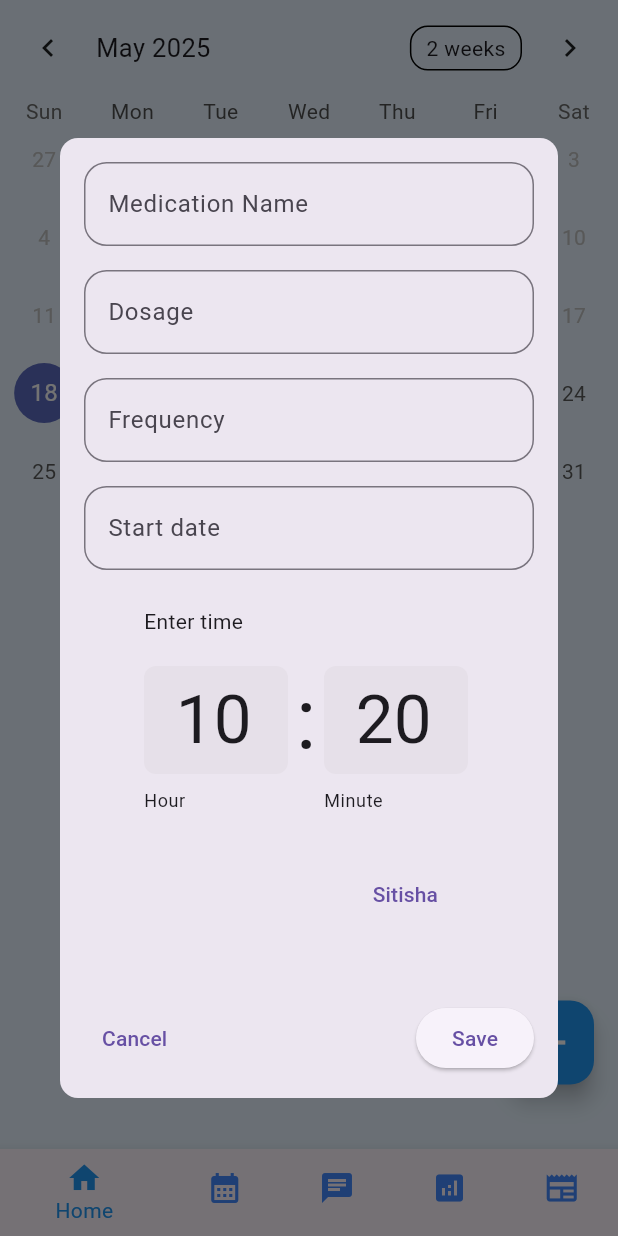
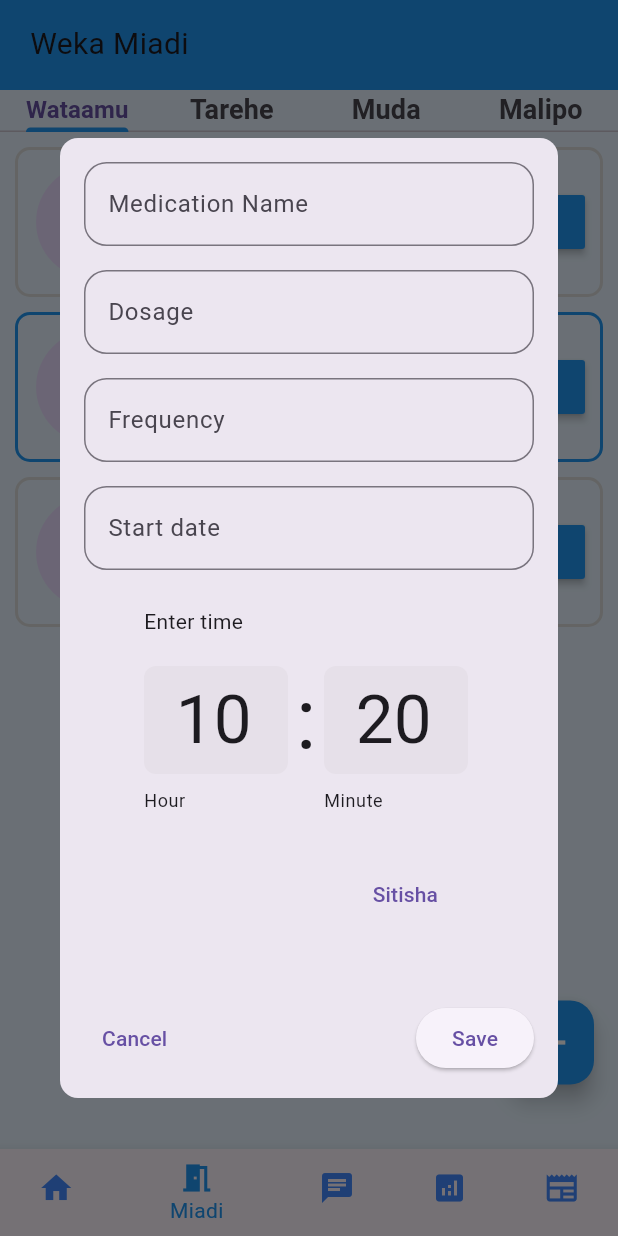
Before and after one commit to rebecajoshua21/medi_reminder, a Flutter app: the HomePage screen opened directly, item 2 of the bottom bar chosen, after a tap on the "add" icon, on a phone screen of 412 x 824 dp. Run offline on Flutter 3.47's test engine with Material 3 defaults, Android fonts, the phone set to English and light mode, and no system bars; drawn by our look-alikes of table_calendar; our stand-ins replace cloud_firestore, firebase_auth, firebase_core, fl_chart, flutter_gemini, flutter_local_notifications and 5 more; accounts and stored records are empty.

Commit message:
feat: Add appointment scheduling feature with payment integration
- Implemented AppointmentPage for scheduling appointments with specialists.
- Added date and time picker functionality for selecting appointment details.
- Integrated payment service to initiate payments upon appointment confirmation.
- Updated main.dart to set AuthPage as the home screen.
- Modified build.gradle to enable core library desugaring for compatibility.
- Added necessary files for CMake build configuration in Android.
- Updated pubspec.yaml and pubspec.lock to use http package version 1.4.0.
- Enhanced HomePage with navigation to the new AppointmentPage.
- Refactored CalenderPage to use Scaffold for better layout structure.

```diff
--- a/lib/main.dart
+++ b/lib/main.dart
@@ -1,5 +1,6 @@
 import 'package:becky_app/controllers/notificationCon.dart';
 import 'package:becky_app/controllers/reminders_controller.dart';
+import 'package:becky_app/page/auth_page.dart';
 import 'package:becky_app/page/forum_page.dart';
 import 'package:becky_app/page/home_page.dart';
 import 'package:becky_app/page/intro_page.dart';
@@ -44,7 +45,7 @@ class MyApp extends StatelessWidget {
     return MaterialApp(
       debugShowCheckedModeBanner: false,
       title: 'Flutter Demo',
-      home: HomePage(),
+      home: AuthPage(),
     );
   }
 }
--- /dev/null
+++ b/lib/page/appointment.dart
@@ -0,0 +1,408 @@
+import 'package:becky_app/widgets/util/my_button.dart';
+import 'package:flutter/material.dart';
+import 'dart:convert';
+import 'package:flutter/material.dart';
+import 'package:http/http.dart' as http;
+
+class AppointmentPage extends StatefulWidget {
+  const AppointmentPage({super.key});
+
+  @override
+  State<AppointmentPage> createState() => _AppointmentPageState();
+}
+
+class _AppointmentPageState extends State<AppointmentPage>
+    with TickerProviderStateMixin {
+  late TabController _tabController;
+  DateTime? _selectedDate;
+  TimeOfDay? _selectedTime;
+  String? _selectedSpecialist;
+
+  @override
+  void initState() {
+    super.initState();
+    _tabController = TabController(length: 4, vsync: this);
+  }
+
+  Future<void> _pickDate(BuildContext context) async {
+    print("Selected date: $_selectedDate");
+    final DateTime? selectedDate = await showDatePicker(
+      context: context,
+      initialDate: DateTime.now(),
+      firstDate: DateTime(2000),
+      lastDate: DateTime(2100),
+    );
+    print("Selected date but null: $_selectedDate");
+    if (selectedDate != null) {
+      setState(() {
+        _selectedDate = selectedDate;
+      });
+      print("Selected date: $_selectedDate");
+    }
+  }
+
+  Future<void> _pickTime(BuildContext context) async {
+    print("Selected date: $_selectedDate");
+    final TimeOfDay? selectedTime = await showTimePicker(
+      context: context,
+      initialTime: TimeOfDay.now(),
+    );
+    if (selectedTime != null) {
+      setState(() {
+        _selectedTime = selectedTime;
+      });
+    }
+  }
+
+  final PaymentService paymentService = PaymentService();
+
+  void initiatePayment() {
+    paymentService.initiatePayment(
+      buyerEmail: "rebecajoshua5@gmail.com",
+      buyerName: "rebeca",
+      buyerPhone: "0765537023",
+      amount: "200",
+      webhookUrl: "https://yourwebsite.com/webhook",
+      accountId: "zp53430",
+      metadata: {
+        "product_id": "12345",
+        "color": "blue",
+        "size": "L",
+        "custom_notes": "Please gift-wrap this item."
+      },
+      apiKey: "null",
+      secretKey: "null",
+    );
+  }
+
+  @override
+  void dispose() {
+    _tabController.dispose();
+    super.dispose();
+  }
+
+  @override
+  Widget build(BuildContext context) {
+    return SafeArea(
+      child: Column(
+        children: [
+          Container(
+            height: 60,
+            width: double.infinity,
+            padding: EdgeInsets.symmetric(horizontal: 20, vertical: 15),
+            color: Colors.blue,
+            child: Text(
+              "Weka Miadi",
+              style: TextStyle(fontSize: 20),
+            ),
+          ),
+          SingleChildScrollView(
+            child: TabBar(
+              indicatorColor: Colors.blue,
+              overlayColor: MaterialStateProperty.all(Colors.blue),
+              controller: _tabController,
+              // isScrollable: false,
+
+              tabs: [
+                Text(
+                  "Wataamu",
+                  style: TextStyle(fontSize: 16, fontWeight: FontWeight.w600),
+                ),
+                Text(
+                  "Tarehe",
+                  style: TextStyle(fontSize: 18, fontWeight: FontWeight.w600),
+                ),
+                Text(
+                  "Muda",
+                  style: TextStyle(fontSize: 18, fontWeight: FontWeight.w600),
+                ),
+                Text(
+                  "Malipo",
+                  style: TextStyle(fontSize: 18, fontWeight: FontWeight.w600),
+                ),
+              ],
+            ),
+          ),
+          SizedBox(
+            height: MediaQuery.of(context).size.height * 0.7,
+            child: TabBarView(controller: _tabController, children: [
+              Padding(
+                padding: const EdgeInsets.all(10.0),
+                child: Column(
+                  children: [
+                    SpecialistTile(
+                      isSelected: false,
+                    ),
+                    SpecialistTile(
+                      isSelected: true,
+                    ),
+                    SpecialistTile(
+                      isSelected: false,
+                    )
+                  ],
+                ),
+              ),
+              Container(
+                height: 100,
+                color: Colors.white,
+                padding: EdgeInsets.all(10),
+                child: Column(
+                  children: [
+                    Text(
+                      "Chagua tarehe ya miadi",
+                      style:
+                          TextStyle(fontSize: 18, fontWeight: FontWeight.w600),
+                    ),
+                    Center(
+                      child: GestureDetector(
+                        onTap: () {
+                          print("Selected date: $_selectedDate");
+                          _pickDate(context);
+                        },
+                        child: Container(
+                            height: 40,
+                            width: 200,
+                            decoration: BoxDecoration(
+                                border:
+                                    Border.all(width: 1, color: Colors.blue),
+                                color: Colors.white,
+                                borderRadius: BorderRadius.circular(10)),
+                            child: const Row(
+                              mainAxisAlignment: MainAxisAlignment.spaceAround,
+                              children: [
+                                Text('Chagua tarehe'),
+                                Icon(Icons.add),
+                              ],
+                            )),
+                      ),
+                    )
+                  ],
+                ),
+              ),
+              Container(
+                height: 100,
+                color: Colors.white,
+                padding: EdgeInsets.all(10),
+                child: Column(
+                  children: [
+                    Text(
+                      "Chagua muda ya miadi",
+                      style:
+                          TextStyle(fontSize: 18, fontWeight: FontWeight.w600),
+                    ),
+                    Center(
+                      child: GestureDetector(
+                        onTap: () {
+                          print("Selected date: $_selectedDate");
+                          _pickTime(context);
+                        },
+                        child: Container(
+                            height: 40,
+                            width: 200,
+                            decoration: BoxDecoration(
+                                border:
+                                    Border.all(width: 1, color: Colors.blue),
+                                color: Colors.white,
+                                borderRadius: BorderRadius.circular(10)),
+                            child: const Row(
+                              mainAxisAlignment: MainAxisAlignment.spaceAround,
+                              children: [
+                                Text('Chagua muda'),
+                                Icon(Icons.add),
+                              ],
+                            )),
+                      ),
+                    )
+                  ],
+                ),
+              ),
+              Container(
+                color: Colors.white,
+                padding: EdgeInsets.all(10),
+                child: Column(
+                  crossAxisAlignment: CrossAxisAlignment.start,
+                  children: [
+                    Text(
+                      "Maelezo ya Miadi",
+                      style:
+                          TextStyle(fontSize: 18, fontWeight: FontWeight.w600),
+                    ),
+                    SizedBox(height: 10),
+                    Row(
+                      mainAxisAlignment: MainAxisAlignment.spaceBetween,
+                      children: [
+                        Text(
+                          "Wataalamu:",
+                          style: TextStyle(fontSize: 16),
+                        ),
+                        Text(
+                          _selectedSpecialist != null
+                              ? _selectedSpecialist!
+                              : "Hakuna",
+                          style: TextStyle(fontSize: 16),
+                        ),
+                      ],
+                    ),
+                    Row(
+                      mainAxisAlignment: MainAxisAlignment.spaceBetween,
+                      children: [
+                        Text(
+                          "Tarehe:",
+                          style: TextStyle(fontSize: 16),
+                        ),
+                        Text(
+                          _selectedDate != null
+                              ? "${_selectedDate!.day}/${_selectedDate!.month}/${_selectedDate!.year}"
+                              : "Hakuna",
+                          style: TextStyle(fontSize: 16),
+                        ),
+                      ],
+                    ),
+                    SizedBox(height: 10),
+                    Row(
+                      mainAxisAlignment: MainAxisAlignment.spaceBetween,
+                      children: [
+                        Text(
+                          "Muda:",
+                          style: TextStyle(fontSize: 16),
+                        ),
+                        Text(
+                          _selectedTime != null
+                              ? "${_selectedTime!.hour}:${_selectedTime!.minute.toString().padLeft(2, '0')}"
+                              : "Hakuna",
+                          style: TextStyle(fontSize: 16),
+                        ),
+                      ],
+                    ),
+                    SizedBox(height: 20),
+                    Center(
+                      child: MyButton(
+                        text: "Thibitisha Miadi",
+                        onPressed: () {
+                          if (_selectedDate != null && _selectedTime != null) {
+                            ScaffoldMessenger.of(context).showSnackBar(
+                              SnackBar(
+                                content: Text(
+                                    "Miadi imethibitishwa kwa ${_selectedDate!.day}/${_selectedDate!.month}/${_selectedDate!.year} saa ${_selectedTime!.hour}:${_selectedTime!.minute.toString().padLeft(2, '0')}"),
+                              ),
+                            );
+
+                            initiatePayment();
+                          } else {
+                            ScaffoldMessenger.of(context).showSnackBar(
+                              SnackBar(
+                                content:
+                                    Text("Tafadhali chagua tarehe na muda!"),
+                              ),
+                            );
+                          }
+                        },
+                      ),
+                    ),
+                  ],
+                ),
+              )
+            ]),
+          )
+        ],
+      ),
+    );
+  }
+}
+
+class SpecialistTile extends StatelessWidget {
+  final bool isSelected;
+  const SpecialistTile({
+    super.key,
+    required this.isSelected,
+  });
+
+  @override
+  Widget build(BuildContext context) {
+    return Container(
+      height: 100,
+      width: double.infinity,
+      padding: EdgeInsets.all(10),
+      margin: EdgeInsets.only(bottom: 10),
+      decoration: BoxDecoration(
+          borderRadius: BorderRadius.circular(10),
+          border: Border.all(
+              width: 2,
+              color: isSelected
+                  ? Colors.blue
+                  : const Color.fromARGB(255, 218, 218, 218))),
+      child: Row(
+        mainAxisAlignment: MainAxisAlignment.spaceBetween,
+        children: [
+          Row(
+            children: [
+              CircleAvatar(
+                radius: 40,
+              ),
+              SizedBox(
+                width: 10,
+              ),
+              Column(
+                crossAxisAlignment: CrossAxisAlignment.start,
+                mainAxisAlignment: MainAxisAlignment.center,
+                children: [
+                  Text(
+                    "DR.SOME DOCTOR",
+                    style: TextStyle(fontSize: 18, fontWeight: FontWeight.w700),
+                  ),
+                  Text("DR.SOME DOCTOR")
+                ],
+              )
+            ],
+          ),
+          MyButton(text: "Select", onPressed: () {})
+        ],
+      ),
+    );
+  }
+}
+
+class PaymentService {
+  final String apiUrl = "https://api.zeno.africa";
+
+  Future<void> initiatePayment({
+    required String buyerEmail,
+    required String buyerName,
+    required String buyerPhone,
+    required String amount,
+    required String webhookUrl,
+    required String accountId,
+    required Map<String, dynamic> metadata,
+    required String apiKey,
+    required String secretKey,
+  }) async {
+    Map<String, dynamic> orderData = {
+      "buyer_email": buyerEmail,
+      "buyer_name": buyerName,
+      "buyer_phone": buyerPhone,
+      "amount": amount,
+      "webhook_url": webhookUrl,
+      "account_id": accountId,
+      "metadata": json.encode(metadata),
+      "api_key": apiKey,
+      "secret_key": secretKey
+    };
+
+    try {
+      final response = await http.post(
+        Uri.parse(apiUrl),
+        body: orderData,
+      );
+
+      if (response.statusCode == 200) {
+        print("Payment initiated successfully: ${response.body}");
+      } else {
+        print(
+            "Failed to initiate payment. Status code: ${response.statusCode}");
+        print("Error: ${response.body}");
+      }
+    } catch (e) {
+      print("Error initiating payment: $e");
+    }
+  }
+}
--- a/lib/page/calender_page.dart
+++ b/lib/page/calender_page.dart
@@ -17,7 +17,8 @@ class _CalenderPageState extends State<CalenderPage> {
 
   @override
   Widget build(BuildContext context) {
-    return SafeArea(
+    return Scaffold(
+      body: SafeArea(
         child: TableCalendar(
             // locale: 'sw_KE',
             selectedDayPredicate: (day) {
@@ -33,6 +34,7 @@ class _CalenderPageState extends State<CalenderPage> {
             focusedDay: DateTime.now(),
             firstDay: DateTime.now(),
             lastDay: DateTime.now().add(Duration(days: 1000))),
+      ),
     );
     // return Scaffold(
     //   backgroundColor: Colors.blue[100],
--- a/lib/page/home.dart
+++ b/lib/page/home.dart
@@ -1,4 +1,5 @@
 import 'package:becky_app/controllers/reminders_controller.dart';
+import 'package:becky_app/page/calender_page.dart';
 import 'package:flutter/material.dart';
 import 'package:provider/provider.dart';
 // import 'package:medifriend/Pages/notification_page.dart';
@@ -56,6 +57,31 @@ class Home extends StatelessWidget {
                           ),
                         ],
                       ),
+                      Row(children: [
+                        Container(
+                          height: 50,
+                          width: 50,
+                          decoration: const BoxDecoration(
+                            color: Colors.white60,
+                            shape: BoxShape.circle,
+                          ),
+                          child: IconButton(
+                            icon: Icon(
+                              Icons.calendar_month,
+                              color: Colors.blue[600],
+                              size: 30,
+                            ),
+                            onPressed: () {
+                              Navigator.push(
+                                  context,
+                                  MaterialPageRoute(
+                                      builder: (context) => CalenderPage()));
+                            },
+                          ),
+                        ),
+                        SizedBox(
+                          width: 10,
+                        ),
                         Container(
                           height: 50,
                           width: 50,
@@ -73,7 +99,8 @@ class Home extends StatelessWidget {
 // Navigator.push(context, MaterialPageRoute(builder: (context)=>NotificationPage()));
                             },
                           ),
-                      )
+                        ),
+                      ])
                     ],
                   ),
                   const SizedBox(
--- a/lib/page/home_page.dart
+++ b/lib/page/home_page.dart
@@ -1,6 +1,7 @@
 import 'package:becky_app/controllers/notificationCon.dart';
 import 'package:becky_app/controllers/reminders_controller.dart';
 import 'package:becky_app/page/Reminders.dart';
+import 'package:becky_app/page/appointment.dart';
 import 'package:becky_app/page/calender_page.dart';
 import 'package:becky_app/page/chatbot.dart';
 import 'package:becky_app/page/forum_page.dart';
@@ -21,7 +22,7 @@ class HomePage extends StatefulWidget {
 class _HomePageState extends State<HomePage> {
   List<Widget> pages = [
     const Home(),
-    const CalenderPage(),
+    const AppointmentPage(),
     const ChatPage(),
     const Statistics(),
     ForumPage()
@@ -73,15 +74,16 @@ class _HomePageState extends State<HomePage> {
         bottomNavigationBar: BottomNavigationBar(
           selectedItemColor: Colors.blue,
           unselectedItemColor: Colors.blueAccent,
+          currentIndex: currentIndex,
           onTap: (index) {
             setState(() {
               currentIndex = index;
             });
           },
           items: const [
-            BottomNavigationBarItem(icon: Icon(Icons.home), label: 'Home'),
+            BottomNavigationBarItem(icon: Icon(Icons.home), label: 'Nyumbani'),
             BottomNavigationBarItem(
-                icon: Icon(Icons.calendar_month), label: 'Kalenda'),
+                icon: Icon(Icons.meeting_room), label: 'Miadi'),
             BottomNavigationBarItem(icon: Icon(Icons.chat), label: 'Msaada'),
             BottomNavigationBarItem(
                 icon: Icon(Icons.analytics), label: 'Takwimu'),
--- a/pubspec.yaml
+++ b/pubspec.yaml
@@ -49,6 +49,7 @@ dependencies:
   flutter_gemini: ^3.0.0
   firebase_auth: ^5.5.3
   cloud_firestore: ^5.6.7
+  http: ^1.4.0
 
 dev_dependencies:
   flutter_test:
```
Also changed, not shown: pubspec.lock, 130 other files. Lines whose indentation alone changed are shown as unchanged.
